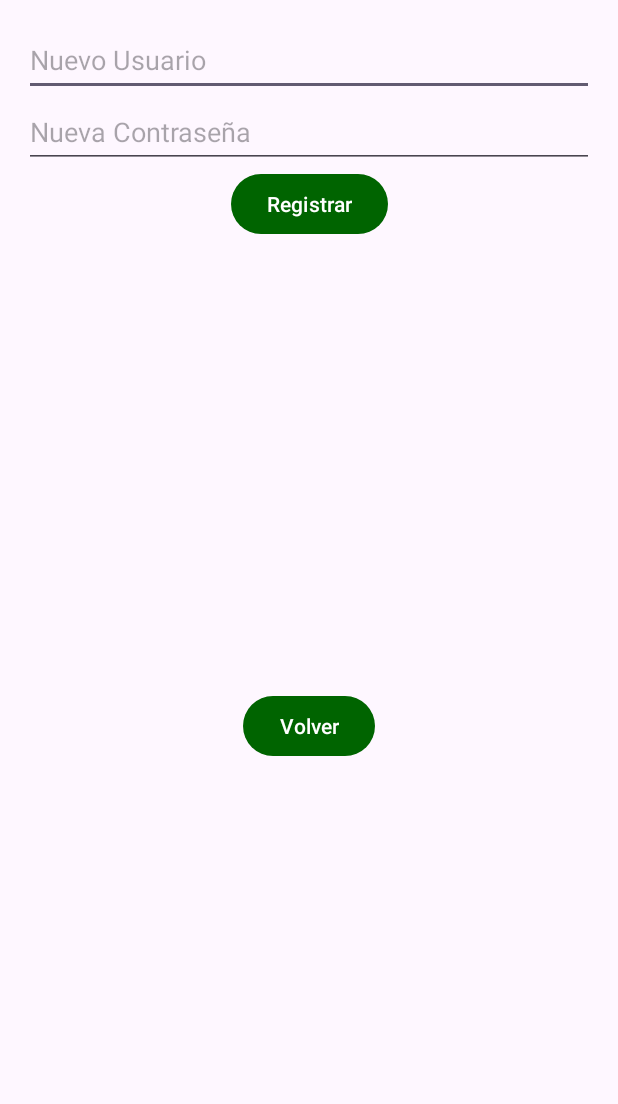
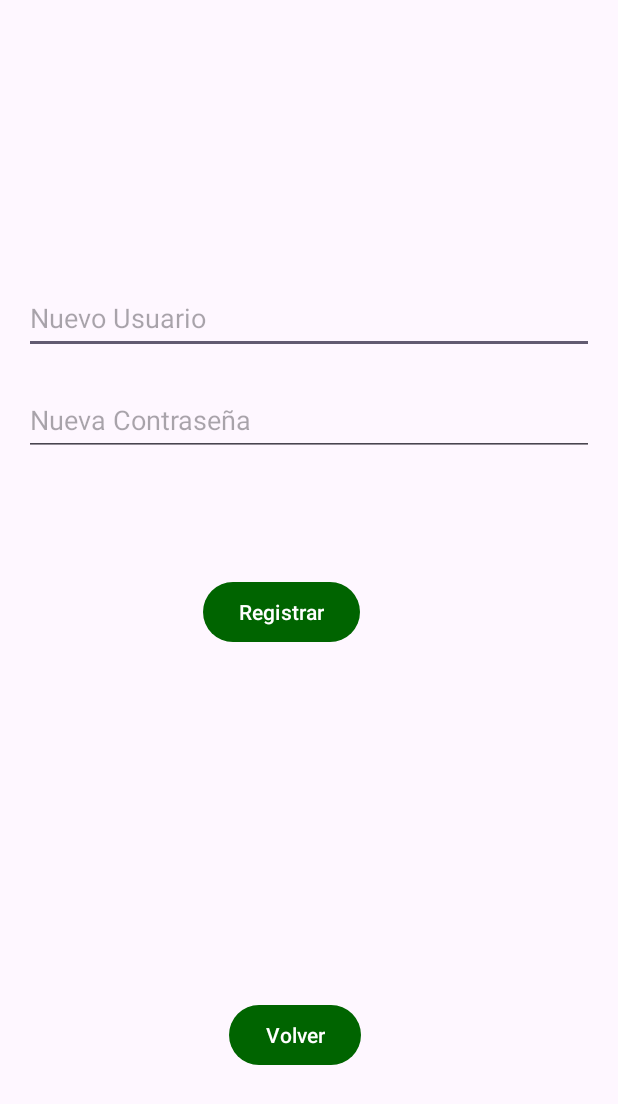
Before and after one commit to Albertlp93/ProjectGame, an Android app: the CrearCuentaActivity screen opened directly, with no data from a screen before it, on a phone screen of 412 x 824 dp. Shown: the top 1104 px of the screen. Run offline under Robolectric (Android 15) with nearby library versions, the phone set to English and light mode, and no system bars; our stand-ins replace RxJava.

Commit message:
posicion cuenta registro

```diff
--- a/app/src/main/res/layout/activity_crear_cuenta.xml
+++ b/app/src/main/res/layout/activity_crear_cuenta.xml
@@ -12,36 +12,40 @@
         android:id="@+id/editTextNuevoUsuario"
         android:layout_width="match_parent"
         android:layout_height="wrap_content"
+        android:layout_marginTop="172dp"
+        android:autofillHints="username"
         android:hint="@string/hint_nuevo_usuario"
         android:inputType="textPersonName"
-        android:autofillHints="username"
         android:minHeight="48dp"
-        app:layout_constraintTop_toTopOf="parent"
+        app:layout_constraintEnd_toEndOf="parent"
+        app:layout_constraintHorizontal_bias="0.0"
         app:layout_constraintStart_toStartOf="parent"
-        app:layout_constraintEnd_toEndOf="parent" />
+        app:layout_constraintTop_toTopOf="parent" />
+
+    <Button
+        android:id="@+id/buttonRegistrar"
+        android:layout_width="wrap_content"
+        android:layout_height="wrap_content"
+        android:layout_marginTop="80dp"
+        android:text="@string/btn_registrar"
+        app:layout_constraintEnd_toEndOf="parent"
+        app:layout_constraintHorizontal_bias="0.434"
+        app:layout_constraintStart_toStartOf="parent"
+        app:layout_constraintTop_toBottomOf="@id/editTextNuevaContraseña" />
 
     <EditText
         android:id="@+id/editTextNuevaContraseña"
         android:layout_width="match_parent"
         android:layout_height="wrap_content"
+        android:layout_marginTop="20dp"
+        android:autofillHints="password"
         android:hint="@string/hint_nueva_contraseña"
         android:inputType="textPassword"
-        android:autofillHints="password"
         android:minHeight="48dp"
-        app:layout_constraintTop_toBottomOf="@id/editTextNuevoUsuario"
+        app:layout_constraintEnd_toEndOf="parent"
+        app:layout_constraintHorizontal_bias="0.0"
         app:layout_constraintStart_toStartOf="parent"
-        app:layout_constraintEnd_toEndOf="parent"
-        app:layout_constraintVertical_bias="0.1" />
-
-    <Button
-        android:id="@+id/buttonRegistrar"
-        android:layout_width="wrap_content"
-        android:layout_height="wrap_content"
-        android:text="@string/btn_registrar"
-        app:layout_constraintTop_toBottomOf="@id/editTextNuevaContraseña"
-        app:layout_constraintStart_toStartOf="parent"
-        app:layout_constraintEnd_toEndOf="parent"
-        app:layout_constraintVertical_bias="0.2" />
+        app:layout_constraintTop_toBottomOf="@id/editTextNuevoUsuario" />
 
     <Button
         android:id="@+id/buttonVolver"
@@ -50,8 +54,10 @@
         android:text="@string/btn_regresar"
         app:layout_constraintBottom_toBottomOf="parent"
         app:layout_constraintEnd_toEndOf="parent"
+        app:layout_constraintHorizontal_bias="0.469"
         app:layout_constraintStart_toStartOf="parent"
-        app:layout_constraintTop_toBottomOf="@+id/buttonRegistrar" />
+        app:layout_constraintTop_toBottomOf="@+id/buttonRegistrar"
+        app:layout_constraintVertical_bias="0.713" />
 
 
 </androidx.constraintlayout.widget.ConstraintLayout>
```
